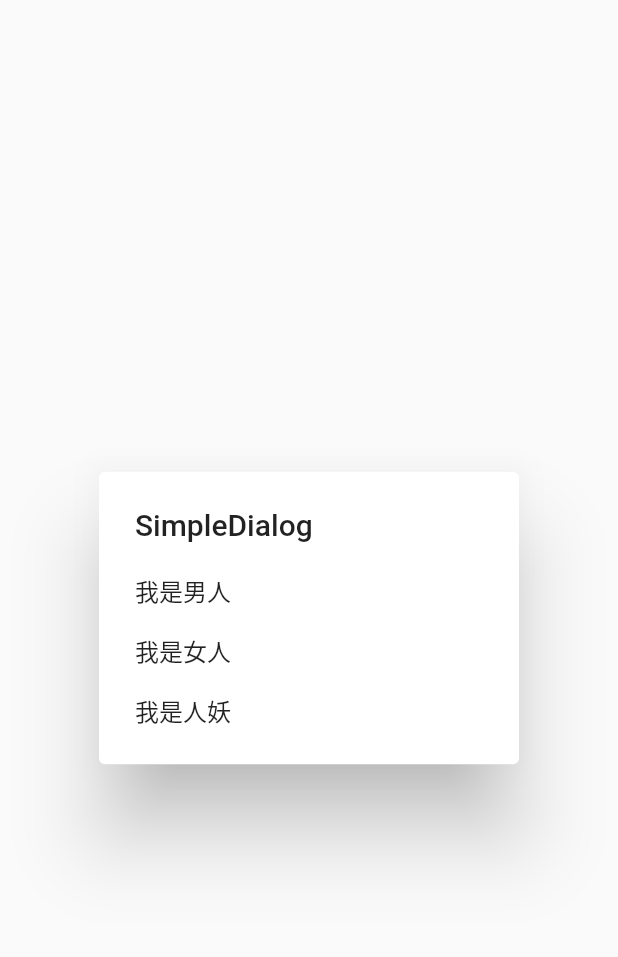
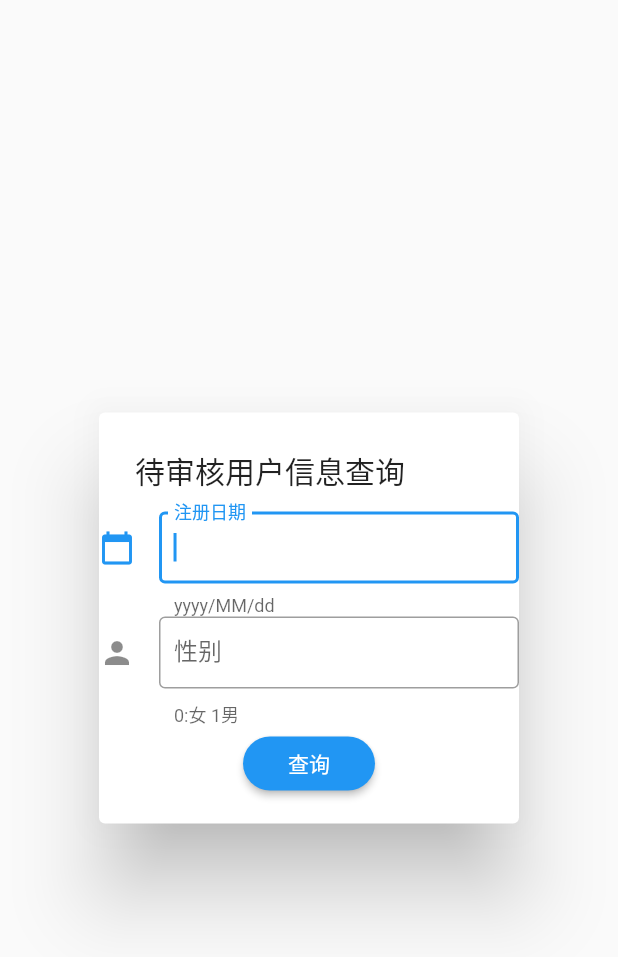
Before and after one commit to xiaofang168/flutter_exercise, a Flutter app: the UserAuditSearch widget shown alone on an empty page, opened directly, on a phone screen of 412 x 824 dp. Shown: the top 957 px of the screen. Run offline on Flutter 3.47's test engine with Material 2 defaults, Android fonts, the phone set to English and light mode, and no system bars; our stand-ins replace dio, flutter_screenutil, fluttertoast, webview_flutter; missing offline and left inert: webview_flutter_plus; network calls fail.

Commit message:
弹出子窗口操作

```diff
--- a/lib/pages/user/user_audit_search.dart
+++ b/lib/pages/user/user_audit_search.dart
@@ -9,25 +9,39 @@ class _UserAuditSearchState extends State<UserAuditSearch> {
   @override
   Widget build(BuildContext context) {
     return SimpleDialog(
-      title: Text('SimpleDialog'),
-      children: <Widget>[
-        SimpleDialogOption(
-          onPressed: () {
-            Navigator.pop(context);
-          },
-          child: Text('我是男人'),
+      title: Text('待审核用户信息查询'),
+      children: [
+        TextField(
+          decoration: InputDecoration(
+            border: OutlineInputBorder(),
+            contentPadding: EdgeInsets.all(10.0),
+            icon: Icon(Icons.calendar_today),
+            labelText: '注册日期',
+            helperText: 'yyyy/MM/dd',
+          ),
+          autofocus: true,
         ),
-        SimpleDialogOption(
-          onPressed: () {
-            Navigator.pop(context);
-          },
-          child: Text('我是女人'),
+        TextField(
+          keyboardType: TextInputType.number,
+          decoration: InputDecoration(
+            border: OutlineInputBorder(),
+            contentPadding: EdgeInsets.all(10.0),
+            icon: Icon(Icons.person),
+            labelText: '性别',
+            helperText: '0:女 1男',
+          ),
         ),
-        SimpleDialogOption(
-          onPressed: () {
-            Navigator.pop(context);
-          },
-          child: Text('我是人妖'),
+        Center(
+          child: RaisedButton(
+            color: Colors.blue,
+            colorBrightness: Brightness.dark,
+            child: Text("查询"),
+            shape: RoundedRectangleBorder(borderRadius: BorderRadius.circular(20.0)),
+            onPressed: () {
+              // 查询&关闭窗口
+              Navigator.pop(context);
+            },
+          ),
         ),
       ],
     );
```
